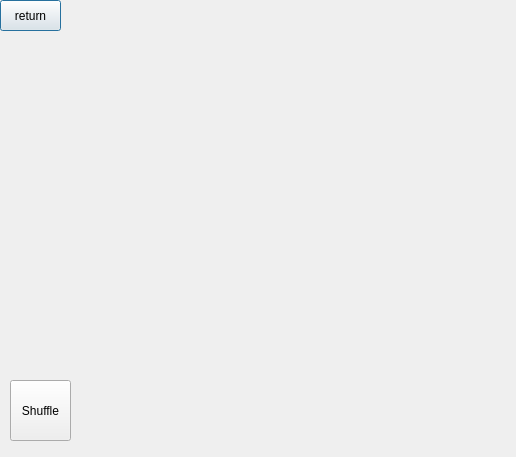
First picture: the form in sheep_and_sheep/game.ui, repository Phoenix-PKU/PracticeofProgramming, before the edit.
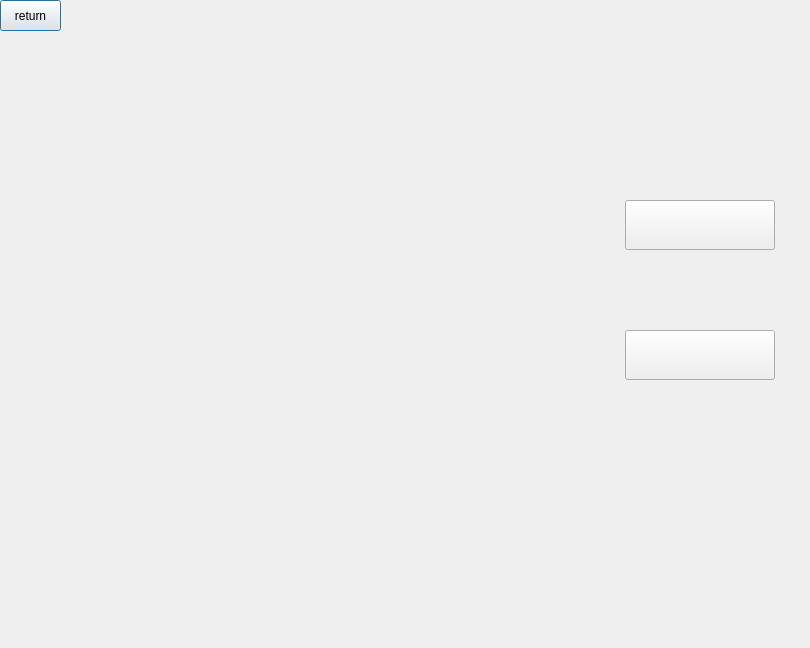
Second picture: the form after the edit. Icons and pictures are not drawn.

The edit to the form file:
```diff
--- a/sheep_and_sheep/game.ui
+++ b/sheep_and_sheep/game.ui
@@ -6,8 +6,8 @@
    <rect>
     <x>0</x>
     <y>0</y>
-    <width>516</width>
-    <height>457</height>
+    <width>810</width>
+    <height>648</height>
    </rect>
   </property>
   <property name="windowTitle">
@@ -29,14 +29,33 @@
   <widget class="QPushButton" name="myshuffle">
    <property name="geometry">
     <rect>
-     <x>10</x>
-     <y>380</y>
-     <width>61</width>
-     <height>61</height>
+     <x>625</x>
+     <y>200</y>
+     <width>150</width>
+     <height>50</height>
     </rect>
    </property>
+   <property name="styleSheet">
+    <string notr="true">border-image: url(:/new/prefix1/pictures/button_picture/shuffle.png)</string>
+   </property>
    <property name="text">
-    <string>Shuffle</string>
+    <string/>
+   </property>
+  </widget>
+  <widget class="QPushButton" name="retreat">
+   <property name="geometry">
+    <rect>
+     <x>625</x>
+     <y>330</y>
+     <width>150</width>
+     <height>50</height>
+    </rect>
+   </property>
+   <property name="styleSheet">
+    <string notr="true">border-image:url(:/new/prefix1/pictures/button_picture/retreat.png)</string>
+   </property>
+   <property name="text">
+    <string/>
    </property>
   </widget>
  </widget>
```
Left out of the diff: 5 changed lines with no effect on the pictures.
